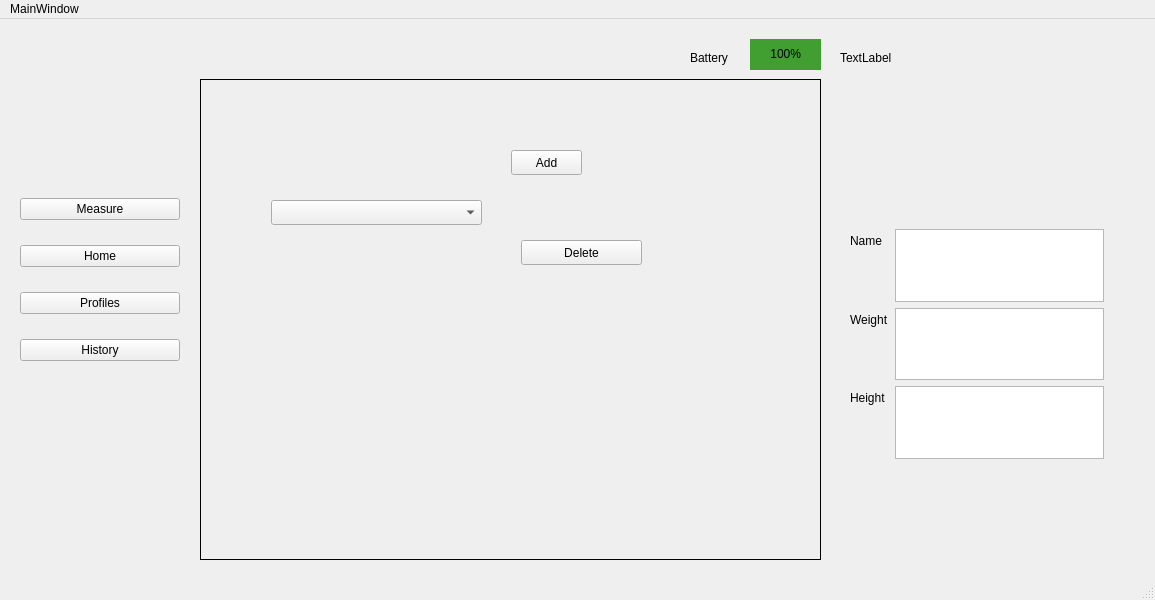
Above: mainwindow.ui from Shivewq/COMP3004FinalProject before the change. Below: the same form after it.
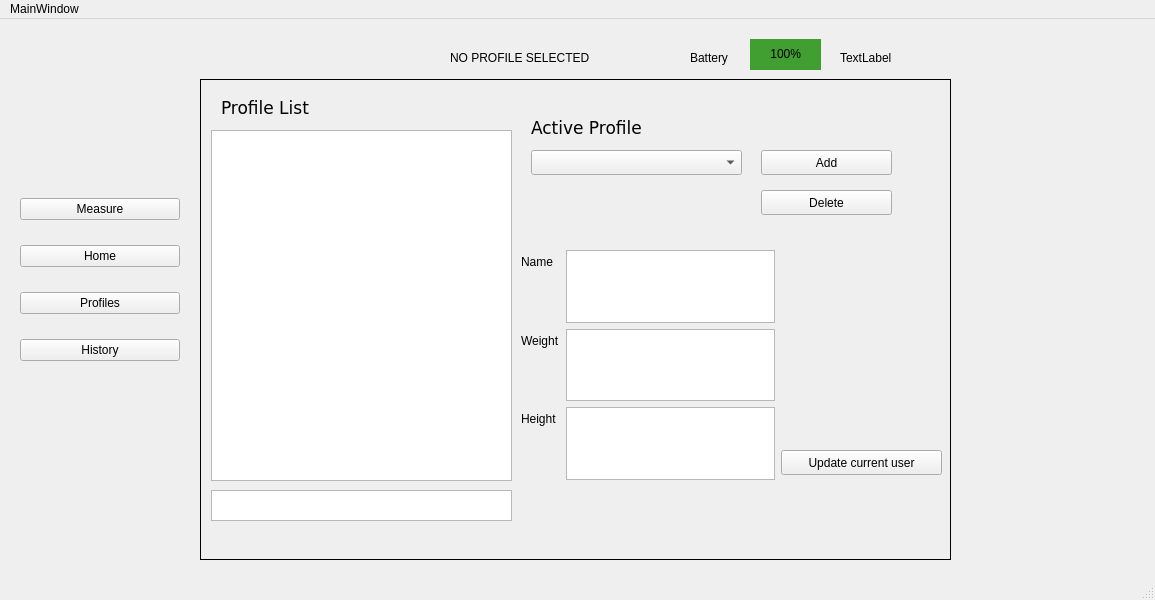
That is the form after the change. The open tabs and pages were chosen to show the change. Custom widgets are drawn as their Qt base class.

The edit to the form file:
```diff
--- a/mainwindow.ui
+++ b/mainwindow.ui
@@ -19,7 +19,7 @@
      <rect>
       <x>200</x>
       <y>60</y>
-      <width>621</width>
+      <width>751</width>
       <height>481</height>
      </rect>
     </property>
@@ -65,22 +65,87 @@
      </widget>
     </widget>
     <widget class="QWidget" name="page_profiles">
-     <widget class="QComboBox" name="combo_profiles">
+     <widget class="QPushButton" name="button_update">
       <property name="geometry">
        <rect>
-        <x>70</x>
-        <y>120</y>
+        <x>580</x>
+        <y>370</y>
+        <width>161</width>
+        <height>25</height>
+       </rect>
+      </property>
+      <property name="text">
+       <string>Update current user</string>
+      </property>
+     </widget>
+     <widget class="QComboBox" name="userSelect">
+      <property name="geometry">
+       <rect>
+        <x>330</x>
+        <y>70</y>
         <width>211</width>
         <height>25</height>
        </rect>
       </property>
      </widget>
+     <widget class="QTextEdit" name="profileLog">
+      <property name="geometry">
+       <rect>
+        <x>10</x>
+        <y>410</y>
+        <width>301</width>
+        <height>31</height>
+       </rect>
+      </property>
+     </widget>
+     <widget class="QWidget" name="formLayoutWidget">
+      <property name="geometry">
+       <rect>
+        <x>320</x>
+        <y>170</y>
+        <width>254</width>
+        <height>230</height>
+       </rect>
+      </property>
+      <layout class="QFormLayout" name="formLayout">
+       <item row="0" column="0">
+        <widget class="QLabel" name="label_name">
+         <property name="text">
+          <string>Name</string>
+         </property>
+        </widget>
+       </item>
+       <item row="0" column="1">
+        <widget class="QPlainTextEdit" name="text_name"/>
+       </item>
+       <item row="1" column="0">
+        <widget class="QLabel" name="label_weight">
+         <property name="text">
+          <string>Weight</string>
+         </property>
+        </widget>
+       </item>
+       <item row="1" column="1">
+        <widget class="QPlainTextEdit" name="text_weight"/>
+       </item>
+       <item row="2" column="0">
+        <widget class="QLabel" name="label_height">
+         <property name="text">
+          <string>Height</string>
+         </property>
+        </widget>
+       </item>
+       <item row="2" column="1">
+        <widget class="QPlainTextEdit" name="text_height"/>
+       </item>
+      </layout>
+     </widget>
      <widget class="QPushButton" name="button_add">
       <property name="geometry">
        <rect>
-        <x>310</x>
+        <x>560</x>
         <y>70</y>
-        <width>71</width>
+        <width>131</width>
         <height>25</height>
        </rect>
       </property>
@@ -88,12 +153,41 @@
        <string>Add</string>
       </property>
      </widget>
+     <widget class="QLabel" name="label_2">
+      <property name="geometry">
+       <rect>
+        <x>20</x>
+        <y>20</y>
+        <width>111</width>
+        <height>17</height>
+       </rect>
+      </property>
+      <property name="font">
+       <font>
+        <family>DejaVu Sans</family>
+        <pointsize>13</pointsize>
+       </font>
+      </property>
+      <property name="text">
+       <string>Profile List</string>
+      </property>
+     </widget>
+     <widget class="QListView" name="profileList">
+      <property name="geometry">
+       <rect>
+        <x>10</x>
+        <y>50</y>
+        <width>301</width>
+        <height>351</height>
+       </rect>
+      </property>
+     </widget>
      <widget class="QPushButton" name="button_delete">
       <property name="geometry">
        <rect>
-        <x>320</x>
-        <y>160</y>
-        <width>121</width>
+        <x>560</x>
+        <y>110</y>
+        <width>131</width>
         <height>25</height>
        </rect>
       </property>
@@ -101,6 +195,25 @@
        <string>Delete</string>
       </property>
      </widget>
+     <widget class="QLabel" name="label_3">
+      <property name="geometry">
+       <rect>
+        <x>330</x>
+        <y>40</y>
+        <width>111</width>
+        <height>17</height>
+       </rect>
+      </property>
+      <property name="font">
+       <font>
+        <family>DejaVu Sans</family>
+        <pointsize>13</pointsize>
+       </font>
+      </property>
+      <property name="text">
+       <string>Active Profile</string>
+      </property>
+     </widget>
     </widget>
     <widget class="QWidget" name="page_history">
      <widget class="QLabel" name="History_label">
@@ -198,48 +311,6 @@
      <string>Battery</string>
     </property>
    </widget>
-   <widget class="QWidget" name="formLayoutWidget">
-    <property name="geometry">
-     <rect>
-      <x>850</x>
-      <y>210</y>
-      <width>254</width>
-      <height>230</height>
-     </rect>
-    </property>
-    <layout class="QFormLayout" name="formLayout">
-     <item row="0" column="0">
-      <widget class="QLabel" name="label_name">
-       <property name="text">
-        <string>Name</string>
-       </property>
-      </widget>
-     </item>
-     <item row="0" column="1">
-      <widget class="QPlainTextEdit" name="text_name"/>
-     </item>
-     <item row="1" column="0">
-      <widget class="QLabel" name="label_weight">
-       <property name="text">
-        <string>Weight</string>
-       </property>
-      </widget>
-     </item>
-     <item row="1" column="1">
-      <widget class="QPlainTextEdit" name="text_weight"/>
-     </item>
-     <item row="2" column="0">
-      <widget class="QLabel" name="label_height">
-       <property name="text">
-        <string>Height</string>
-       </property>
-      </widget>
-     </item>
-     <item row="2" column="1">
-      <widget class="QPlainTextEdit" name="plainTextEdit_3"/>
-     </item>
-    </layout>
-   </widget>
    <widget class="QLabel" name="label_batteryValue">
     <property name="geometry">
      <rect>
@@ -320,6 +391,19 @@
      <set>Qt::AlignRight|Qt::AlignTrailing|Qt::AlignVCenter</set>
     </property>
    </widget>
+   <widget class="QLabel" name="activeUser">
+    <property name="geometry">
+     <rect>
+      <x>450</x>
+      <y>30</y>
+      <width>161</width>
+      <height>17</height>
+     </rect>
+    </property>
+    <property name="text">
+     <string>NO PROFILE SELECTED</string>
+    </property>
+   </widget>
   </widget>
   <widget class="QMenuBar" name="menubar">
    <property name="geometry">
```
Left out of the diff: 2 changed lines with no effect on the pictures.
